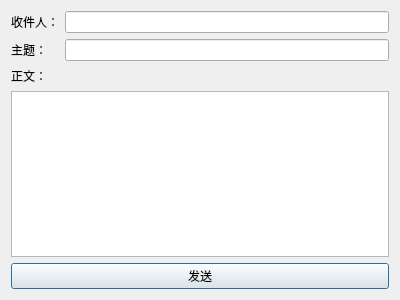
Nahjs/Bejeweled, file mailform.ui: the form before one commit.
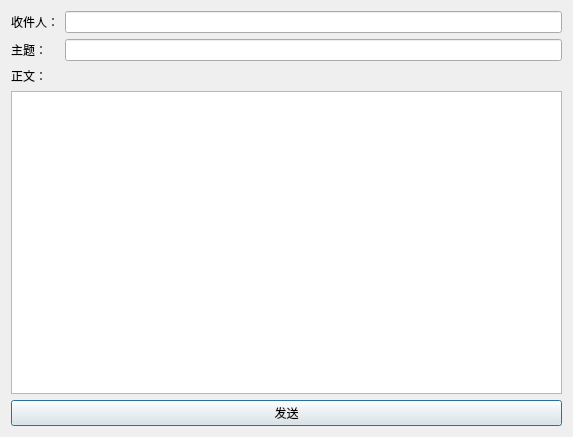
The form after the commit.

The edit to the form file:
```diff
--- a/mailform.ui
+++ b/mailform.ui
@@ -6,8 +6,8 @@
    <rect>
     <x>0</x>
     <y>0</y>
-    <width>400</width>
-    <height>300</height>
+    <width>573</width>
+    <height>437</height>
    </rect>
   </property>
   <layout class="QVBoxLayout" name="verticalLayout">
```
Left out of the diff: 2 changed lines with no effect on the pictures.
